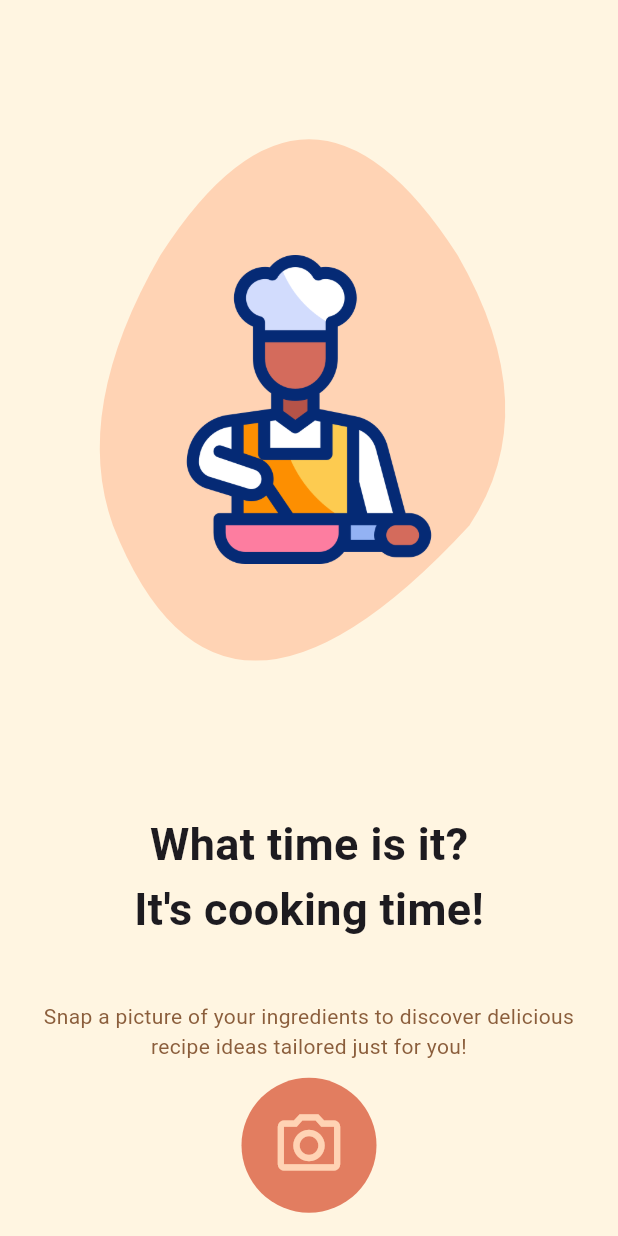
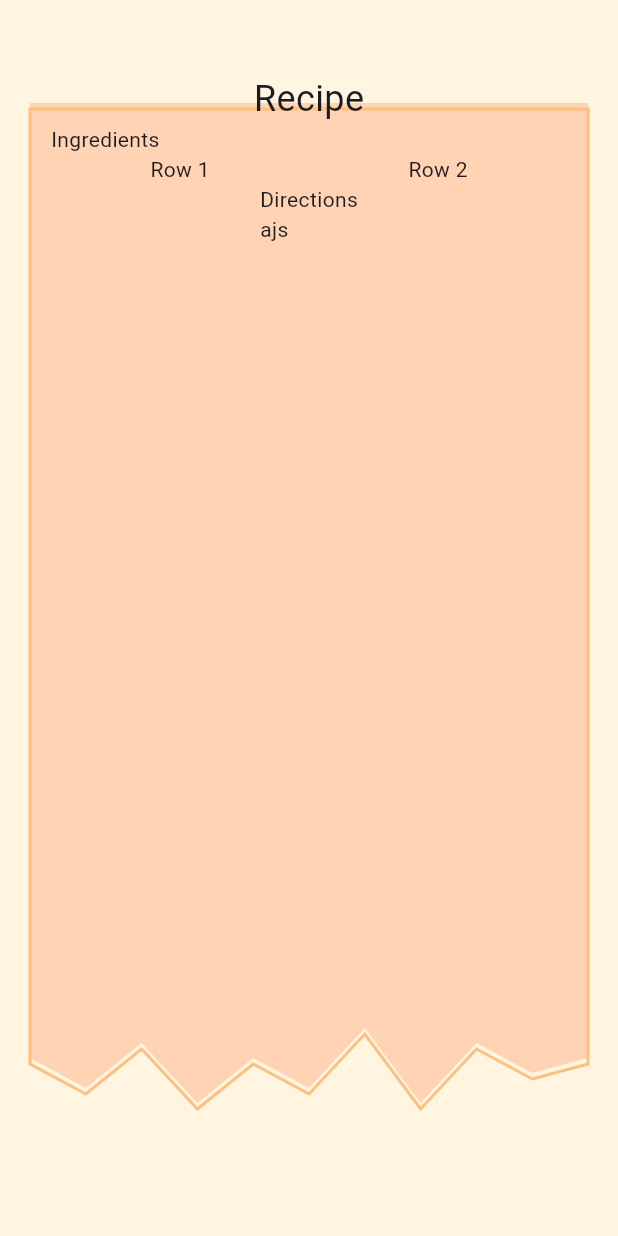
Before and after one commit to urusha-shrestha/biteByByte, a Flutter app: the screen it shows after launch, on a phone screen of 412 x 824 dp. Run offline on Flutter 3.47's test engine with Material 3 defaults, Android fonts, the phone set to English and light mode, and no system bars; our stand-ins replace animated_text_kit.

Commit message:
some changes

```diff
--- a/lib/main.dart
+++ b/lib/main.dart
@@ -2,6 +2,7 @@ import 'package:bitebybyte/screens/home_page/home_page.dart';
 import 'package:bitebybyte/screens/ingredient_list/custom_ingredient_data.dart';
 import 'package:bitebybyte/screens/ingredient_list/ingredient_list.dart';
 import 'package:bitebybyte/screens/loading_page/loading_page.dart';
+import 'package:bitebybyte/screens/recipe_display/recipe_display.dart';
 import 'package:bitebybyte/screens/recipe_list/custom_recipe_data.dart';
 import 'package:bitebybyte/screens/recipe_list/recipe_list.dart';
 import 'package:flutter/material.dart';
@@ -27,8 +28,8 @@ class MyApp extends StatelessWidget {
       debugShowCheckedModeBanner: false,
       //home: IngredientList(ingredientList: ingredientList,),
       // home: LoadingPage(recommending: false,),
-       //home: RecipeList(recipeList: recipeList,)
-       home: HomePage()
+       home: RecipeDisplay()
+       //home: HomePage()
 
     );
   }
--- /dev/null
+++ b/lib/screens/recipe_display/recipe_display.dart
@@ -0,0 +1,65 @@
+import 'package:bitebybyte/constants/colors.dart';
+import 'package:bitebybyte/screens/recipe_display/widgets/torn_page_painter.dart';
+import 'package:flutter/material.dart';
+
+class RecipeDisplay extends StatelessWidget {
+  const RecipeDisplay({super.key});
+
+  @override
+  Widget build(BuildContext context) {
+    return Scaffold(
+      backgroundColor: backgroundColor,
+      body: SafeArea(
+          child: Center(
+      child: Padding(
+        padding: const EdgeInsets.symmetric(horizontal: 20.0),
+        child: Stack(
+          clipBehavior: Clip.none,
+          alignment: Alignment.center,
+          children:[ SizedBox(
+            height: MediaQuery.of(context).size.height/1.2,
+            child: CustomPaint(
+
+            size: Size(MediaQuery.of(context).size.width, MediaQuery.of(context).size.height/1.2), // Width and height of the paper
+            painter: TornPaperPainter(),
+              child: Padding(
+                padding: const EdgeInsets.all(14.0),
+                child: SingleChildScrollView(
+                  child: Column(
+                    children: [
+                      SizedBox(
+                        child: Column(
+                          crossAxisAlignment: CrossAxisAlignment.start,
+                          children: [
+                            Text('Ingredients'),
+                            Row(
+                              mainAxisAlignment: MainAxisAlignment.spaceAround,
+                              children: [Text('Row 1'), Text('Row 2')],)
+                          ],
+                        ),
+                      ),
+                      SizedBox(
+                        child: Column(
+                          crossAxisAlignment: CrossAxisAlignment.start,
+                          children: [
+                            Text('Directions'),
+                            Text('ajs')
+                          ],
+                        ),
+                      )
+                    ],
+                  ),
+                ),
+              ),
+                ),
+          ),
+            Positioned(
+                top:-20,
+                child: Text('Recipe', style: TextStyle(fontSize: 24),)),
+
+          ]
+        ),
+      ),),
+    ));
+  }
+}
--- a/lib/screens/recipe_list/recipe_list.dart
+++ b/lib/screens/recipe_list/recipe_list.dart
@@ -1,5 +1,6 @@
 import 'package:bitebybyte/screens/recipe_list/custom_recipe_data.dart';
 import 'package:bitebybyte/screens/recipe_list/widgets/grid_view_item.dart';
+import 'package:bitebybyte/screens/widgets/custom_button_widget.dart';
 import 'package:flutter/material.dart';
 
 import '../../constants/colors.dart';
@@ -45,7 +46,7 @@ class RecipeList extends StatelessWidget {
                     return GridViewItem(recipeName: recipeList[index].recipeName,even:index%2==0? true:false);
                   }),
             ),
-              Container(height: 20,)
+              CustomButton(back:true, fullWidth: true,)
             ]
     ),),);
   }
--- a/lib/screens/recipe_list/widgets/grid_view_item.dart
+++ b/lib/screens/recipe_list/widgets/grid_view_item.dart
@@ -39,7 +39,9 @@ class GridViewItem extends StatelessWidget {
           ),
         ): Container(),
 
-            const Text('Recipe'),
+            SizedBox(
+                width: MediaQuery.of(context).size.width/1.8,
+                child: Text(recipeName)),
             !even ? Container(
 height: 150, width: 90,
               decoration: const BoxDecoration(
--- a/pubspec.yaml
+++ b/pubspec.yaml
@@ -32,6 +32,7 @@ dependencies:
     sdk: flutter
 
   animated_text_kit: ^4.2.2
+#  image_picker: ^1.1.2
   # The following adds the Cupertino Icons font to your application.
   # Use with the CupertinoIcons class for iOS style icons.
   cupertino_icons: ^1.0.8
```
Also changed, not shown: lib/screens/recipe_display/widgets/torn_page_painter.dart (added, +48 -0 lines), lib/screens/recipe_list/custom_recipe_data.dart (+42 -10 lines), lib/screens/widgets/custom_button_widget.dart (+5 -2 lines).
